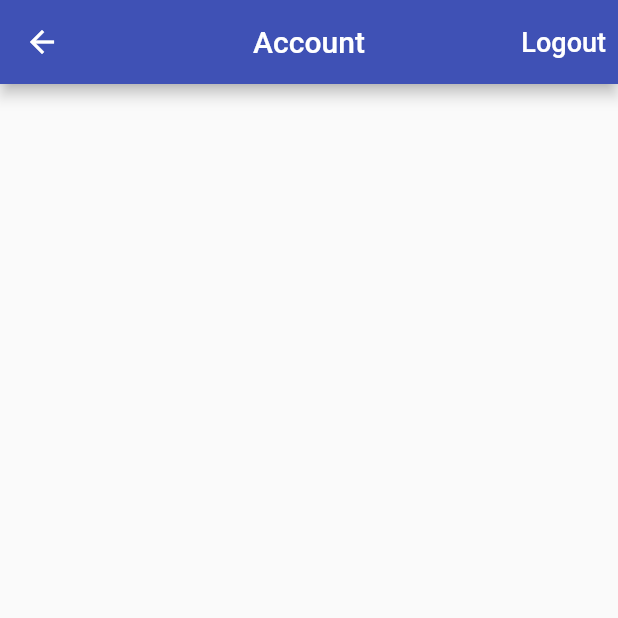
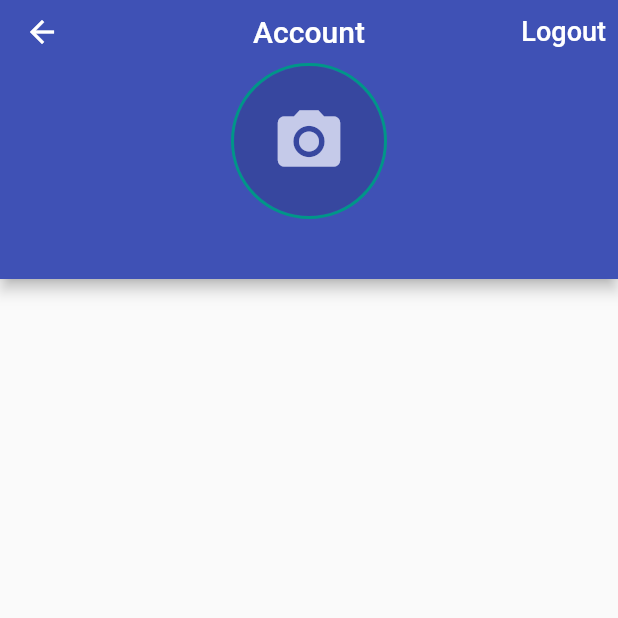
Before and after one commit to kalu254/time-tracker, a Flutter app: the AccountPage screen opened directly, on a phone screen of 412 x 824 dp, the top half of it. Run offline on Flutter 3.47's test engine with Material 2 defaults, Android fonts, the phone set to English and light mode, and no system bars; our stand-ins replace cloud_firestore, firebase_auth, firebase_core, google_sign_in, rxdart; missing offline and left inert: dart:ffi, flutter_login_facebook; accounts and stored records are empty.

Commit message:
RxDart to display entries, avatar to  display profile image

```diff
--- a/lib/app/account/account_page.dart
+++ b/lib/app/account/account_page.dart
@@ -1,5 +1,7 @@
+import 'package:firebase_auth/firebase_auth.dart';
 import 'package:flutter/material.dart';
 import 'package:provider/provider.dart';
+import 'package:time_tracker/common_widgets/avatar.dart';
 import 'package:time_tracker/common_widgets/show_alert_dialog.dart';
 import 'package:time_tracker/services/auth.dart';
 
@@ -29,6 +31,8 @@ class AccountPage extends StatelessWidget {
 
   @override
   Widget build(BuildContext context) {
+    final auth = Provider.of<AuthBase>(context);
+    auth.currentUser;
     return Scaffold(
       appBar: AppBar(
         title: Text('Account'),
@@ -45,7 +49,33 @@ class AccountPage extends StatelessWidget {
             ),
           )
         ],
+        bottom: PreferredSize(
+          preferredSize: Size.fromHeight(
+            130.0,
+          ),
+          child: _buildUserInfo(auth.currentUser),
+        ),
       ),
     );
   }
+
+  Widget _buildUserInfo(User user) {
+    return Column(
+      children: [
+        Avatar(
+          photoUrl: user.photoURL,
+          radius: 50.0,
+        ),
+        SizedBox(height: 12.0,),
+        if(user.displayName != null)
+          Text(
+            user.displayName,
+            style: TextStyle(
+                color: Colors.white
+            ),
+          ),
+        SizedBox(height: 12.0,),
+      ],
+    );
   }
+}
--- a/lib/app/home/home_page.dart
+++ b/lib/app/home/home_page.dart
@@ -1,6 +1,7 @@
 import 'package:flutter/material.dart';
 import 'package:time_tracker/app/account/account_page.dart';
 import 'package:time_tracker/app/home/cupertino_home_scaffold.dart';
+import 'package:time_tracker/app/home/entries/entries_page.dart';
 import 'package:time_tracker/app/home/jobs/jobs_page.dart';
 import 'package:time_tracker/app/home/tab_item.dart';
 
@@ -21,7 +22,7 @@ class _HomePageState extends State<HomePage> {
   Map<TabItem, WidgetBuilder> get widgetBuilders {
     return {
       TabItem.jobs: (_) => JobsPage(),
-      TabItem.entries: (_) => Container(),
+      TabItem.entries: (context) => EntriesPage.create(context),
       TabItem.account: (_) => AccountPage(),
     };
   }
--- /dev/null
+++ b/lib/common_widgets/avatar.dart
@@ -0,0 +1,32 @@
+import 'package:flutter/material.dart';
+
+class Avatar extends StatelessWidget {
+  const Avatar({Key key, @required this.photoUrl, @required this.radius})
+      : super(key: key);
+
+  final String photoUrl;
+  final double radius;
+
+  @override
+  Widget build(BuildContext context) {
+    return Container(
+      decoration: BoxDecoration(
+          shape: BoxShape.circle,
+          border: Border.all(
+            color: Colors.teal,
+            width: 2.0,
+          )),
+      child: CircleAvatar(
+        radius: radius,
+        backgroundColor: Colors.black12,
+        backgroundImage: photoUrl != null ? NetworkImage(photoUrl) : null,
+        child: photoUrl == null
+            ? Icon(
+                Icons.camera_alt,
+                size: radius,
+              )
+            : null,
+      ),
+    );
+  }
+}
--- a/pubspec.yaml
+++ b/pubspec.yaml
@@ -32,6 +32,7 @@ dependencies:
     provider: 5.0.0
     cloud_firestore: 1.0.0
     intl: 0.17.0
+    rxdart: 0.26.0
 
 dev_dependencies:
     flutter_test:
```
Also changed, not shown: lib/app/home/entries/daily_jobs_details.dart (added, +76 -0 lines), lib/app/home/entries/entries_bloc.dart (added, +77 -0 lines), lib/app/home/entries/entries_list_tile.dart (added, +51 -0 lines), lib/app/home/entries/entries_page.dart (added, +41 -0 lines), lib/app/home/entries/entry_job.dart (added, +9 -0 lines), lib/app/home/job_entries/date_time_picker.dart (+12 -1 lines), lib/sign_in/email_sign_in_bloc.dart (+9 -10 lines), pubspec.lock. Lines whose indentation alone changed are shown as unchanged.
